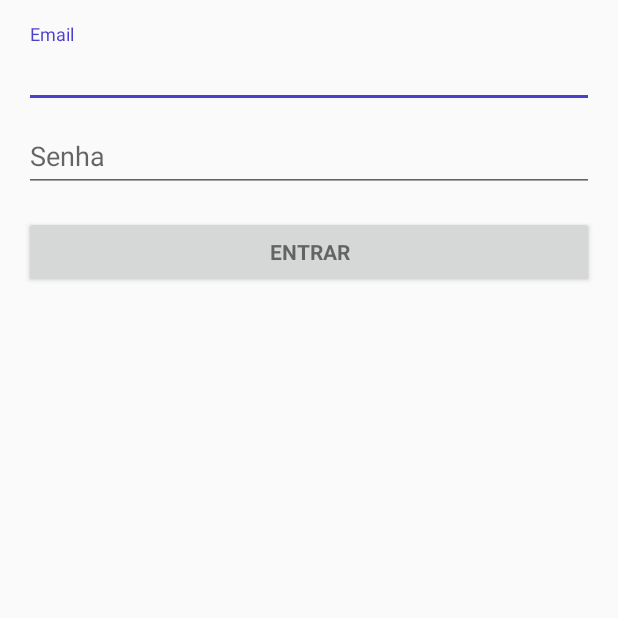
After one commit to juninhofer1/AnjinhoComPatas, an Android app: the LoginActivity screen opened directly, with no data from a screen before it, on a phone screen of 412 x 824 dp, the top half of it. The commit adds this screen. Run offline under Robolectric (Android 15) with nearby library versions, the phone set to English and light mode, and no system bars.

Commit message:
Wilson - Tela simplificada de login

```diff
--- a/app/src/main/java/br/com/edu/ifsc/ajinhocompatas/props/MenuLateralOpcoesProps.java
+++ b/app/src/main/java/br/com/edu/ifsc/ajinhocompatas/props/MenuLateralOpcoesProps.java
@@ -10,4 +10,5 @@ public class MenuLateralOpcoesProps {
     public static final int ECONTRE_UM_AMIGO = 3;
     public static final int AJUDA = 4;
     public static final int SAIR = 5;
+    public static final int ENTRAR = 6;
 }
--- a/app/src/main/java/br/com/edu/ifsc/ajinhocompatas/props/MenuLateralProps.java
+++ b/app/src/main/java/br/com/edu/ifsc/ajinhocompatas/props/MenuLateralProps.java
@@ -11,6 +11,7 @@ public enum MenuLateralProps {
     INICIAL (MenuLateralOpcoesProps.INICIAL, R.string.opc_menu_inicial),
     FAVORITOS (MenuLateralOpcoesProps.FAVORITOS, R.string.opc_menu_favoritos),
     ECONTRE_UM_AMIGO (MenuLateralOpcoesProps.ECONTRE_UM_AMIGO, R.string.opc_menu_encontre_amigo),
+    Entrar (MenuLateralOpcoesProps.ENTRAR, R.string.opc_menu_entrar),
     AJUDA (MenuLateralOpcoesProps.AJUDA, R.string.opc_menu_ajuda),
     SAIR (MenuLateralOpcoesProps.SAIR, R.string.opc_menu_sair);
 
--- /dev/null
+++ b/app/src/main/java/br/com/edu/ifsc/ajinhocompatas/view/LoginActivity.java
@@ -0,0 +1,152 @@
+package br.com.edu.ifsc.ajinhocompatas.view;
+
+import android.annotation.TargetApi;
+import android.content.pm.PackageManager;
+import android.os.Build;
+import android.os.Bundle;
+import android.support.annotation.NonNull;
+import android.support.annotation.Nullable;
+import android.support.design.widget.Snackbar;
+import android.support.v7.app.AppCompatActivity;
+import android.text.TextUtils;
+import android.view.KeyEvent;
+import android.view.View;
+import android.view.View.OnClickListener;
+import android.view.inputmethod.EditorInfo;
+import android.widget.AutoCompleteTextView;
+import android.widget.Button;
+import android.widget.EditText;
+import android.widget.TextView;
+
+import br.com.edu.ifsc.ajinhocompatas.R;
+
+import static android.Manifest.permission.READ_CONTACTS;
+
+public class LoginActivity extends AppCompatActivity {
+
+    /**
+     * Id que identifica READ_CONTACTS permissão de contatos.
+     */
+    private static final int REQUEST_READ_CONTACTS = 0;
+    private AutoCompleteTextView mEmailView;
+    private EditText mSenhaView;
+
+    @Override
+    protected void onCreate(Bundle savedInstanceState) {
+        super.onCreate(savedInstanceState);
+        setContentView(R.layout.activity_login);
+
+        mEmailView = (AutoCompleteTextView) findViewById(R.id.email);
+        pupularAutoComplete();
+
+        mSenhaView = (EditText) findViewById(R.id.password);
+        mSenhaView.setOnEditorActionListener(new TextView.OnEditorActionListener() {
+            @Override
+            public boolean onEditorAction(TextView textView, int id, KeyEvent keyEvent) {
+                if (id == R.id.login || id == EditorInfo.IME_NULL) {
+                    logar();
+                    return true;
+                }
+                return false;
+            }
+        });
+
+        Button mEmailSignInButton = (Button) findViewById(R.id.email_sign_in_button);
+        mEmailSignInButton.setOnClickListener(new OnClickListener() {
+            @Override
+            public void onClick(View view) {
+                logar();
+            }
+        });
+
+    }
+
+    private void pupularAutoComplete() {
+        if (!meusContatosSolicitar()) {
+            return;
+        }
+    }
+
+    private boolean meusContatosSolicitar() {
+        if (Build.VERSION.SDK_INT < Build.VERSION_CODES.M) {
+            return true;
+        }
+        if (checkSelfPermission(READ_CONTACTS) == PackageManager.PERMISSION_GRANTED) {
+            return true;
+        }
+        if (shouldShowRequestPermissionRationale(READ_CONTACTS)) {
+            Snackbar.make(mEmailView, R.string.permission_rationale, Snackbar.LENGTH_INDEFINITE)
+                    .setAction(android.R.string.ok, new View.OnClickListener() {
+                        @Override
+                        @TargetApi(Build.VERSION_CODES.M)
+                        public void onClick(View v) {
+                            requestPermissions(new String[]{READ_CONTACTS}, REQUEST_READ_CONTACTS);
+                        }
+                    });
+        } else {
+            requestPermissions(new String[]{READ_CONTACTS}, REQUEST_READ_CONTACTS);
+        }
+        return false;
+    }
+
+    @Override
+    public void onRequestPermissionsResult(int requestCode, @NonNull String[] permissions,
+                                           @NonNull int[] grantResults) {
+        if (requestCode == REQUEST_READ_CONTACTS) {
+            if (grantResults.length == 1 && grantResults[0] == PackageManager.PERMISSION_GRANTED) {
+                pupularAutoComplete();
+            }
+        }
+    }
+
+    @Override
+    protected void onPostCreate(@Nullable Bundle savedInstanceState) {
+        super.onPostCreate(savedInstanceState);
+    }
+
+    private void logar() {
+        mEmailView.setError(null);
+        mSenhaView.setError(null);
+
+        // Pega os valores dos componentes
+        String lEmail = mEmailView.getText().toString();
+        String lSenha = mSenhaView.getText().toString();
+
+        boolean lErroCampo = false;
+        View focusView = null;
+
+        // Verifica senha
+        if (!TextUtils.isEmpty(lSenha) && !isSenhaValido(lSenha)) {
+            mSenhaView.setError(getString(R.string.error_invalid_password));
+            focusView = mSenhaView;
+            lErroCampo = true;
+        }
+
+        // Verifica se o email é valido
+        if (TextUtils.isEmpty(lEmail)) {
+            mEmailView.setError(getString(R.string.error_field_required));
+            focusView = mEmailView;
+            lErroCampo = true;
+        } else if (!isEmailValid(lEmail)) {
+            mEmailView.setError(getString(R.string.error_invalid_email));
+            focusView = mEmailView;
+            lErroCampo = true;
+        }
+
+        if (lErroCampo) {
+            focusView.requestFocus();
+        } else {
+            //Loga o usuário
+        }
+    }
+
+    private boolean isEmailValid(String email) {
+        //TODO: Replace this with your own logic
+        return email.contains("@");
+    }
+
+    private boolean isSenhaValido(String password) {
+        //TODO: Replace this with your own logic
+        return password.length() > 4;
+    }
+}
--- /dev/null
+++ b/app/src/main/res/layout/activity_login.xml
@@ -0,0 +1,65 @@
+<LinearLayout xmlns:android="http://schemas.android.com/apk/res/android"
+    xmlns:tools="http://schemas.android.com/tools"
+    android:layout_width="match_parent"
+    android:layout_height="match_parent"
+    android:gravity="center_horizontal"
+    android:orientation="vertical"
+    android:paddingBottom="@dimen/activity_vertical_margin"
+    android:paddingLeft="@dimen/activity_horizontal_margin"
+    android:paddingRight="@dimen/activity_horizontal_margin"
+    android:paddingTop="@dimen/activity_vertical_margin"
+    tools:context="br.com.edu.ifsc.ajinhocompatas.view.LoginActivity">
+
+    <!-- Login progress -->
+    <LinearLayout
+        android:id="@+id/email_login_form"
+        android:layout_width="match_parent"
+        android:layout_height="match_parent"
+        android:orientation="vertical">
+
+        <android.support.design.widget.TextInputLayout
+            android:layout_width="match_parent"
+            android:layout_height="wrap_content">
+
+            <AutoCompleteTextView
+                android:id="@+id/email"
+                android:layout_width="match_parent"
+                android:layout_height="wrap_content"
+                android:hint="@string/prompt_email"
+                android:inputType="textEmailAddress"
+                android:maxLines="1"
+                android:singleLine="true" />
+
+        </android.support.design.widget.TextInputLayout>
+
+        <android.support.design.widget.TextInputLayout
+            android:layout_width="match_parent"
+            android:layout_height="wrap_content">
+
+            <EditText
+                android:id="@+id/password"
+                android:layout_width="match_parent"
+                android:layout_height="wrap_content"
+                android:hint="@string/prompt_password"
+                android:imeActionId="@+id/login"
+                android:imeActionLabel="@string/action_sign_in_short"
+                android:imeOptions="actionUnspecified"
+                android:inputType="textPassword"
+                android:maxLines="1"
+                android:singleLine="true"
+                android:textColorHint="@color/colorPrimary" />
+
+        </android.support.design.widget.TextInputLayout>
+
+        <Button
+            android:id="@+id/email_sign_in_button"
+            style="?android:textAppearanceSmall"
+            android:layout_width="match_parent"
+            android:layout_height="wrap_content"
+            android:layout_marginTop="16dp"
+            android:text="@string/action_sign_in"
+            android:textStyle="bold" />
+
+    </LinearLayout>
+
+</LinearLayout>
--- a/app/src/main/res/values/colors.xml
+++ b/app/src/main/res/values/colors.xml
@@ -3,7 +3,7 @@
     <color name="colorPrimary">#03a9f4</color>
     <color name="colorPrimaryDark">#03a8f3</color>
     <color name="colorPrimaryLight">#B3E5FC</color>
-    <color name="colorAccent">#c0321f</color>
+    <color name="colorAccent">#4b3fce</color>
     <color name="primary_text">#212121</color>
     <color name="secondary_text">#757575</color>
     <color name="icons">#FFFFFF</color>
--- a/app/src/main/res/values/strings.xml
+++ b/app/src/main/res/values/strings.xml
@@ -10,7 +10,19 @@
     <string name="opc_menu_encontre_amigo">Encontre um amigo</string>
     <string name="opc_menu_ajuda">Ajuda</string>
     <string name="opc_menu_sair">Sair</string>
+    <string name="opc_menu_entrar">Entrar</string>
 
     <!-- TODO: Remove or change this placeholder text -->
     <string name="hello_blank_fragment">Hello blank fragment</string>
+
+
+    <string name="prompt_email">Email</string>
+    <string name="prompt_password">Senha</string>
+    <string name="action_sign_in">Entrar</string>
+    <string name="action_sign_in_short">Entrar</string>
+    <string name="error_invalid_email">Enderesso de email incorreto</string>
+    <string name="error_invalid_password">This password is too short</string>
+    <string name="error_incorrect_password">Senha incorreta</string>
+    <string name="error_field_required">Informe esse campo</string>
+    <string name="permission_rationale">As permissão de contatos são necessárias para fornecer e-mails</string>
 </resources>
```
Also changed, not shown: app/src/main/AndroidManifest.xml (+8 -0 lines), app/src/main/java/br/com/edu/ifsc/ajinhocompatas/MainActivity.java (+10 -0 lines), app/src/main/res/drawable-hdpi/ic_login.png (added), app/src/main/res/drawable-mdpi/ic_login.png (added), app/src/main/res/drawable-xhdpi/ic_login.png (added), app/src/main/res/drawable-xxhdpi/ic_login.png (added), app/src/main/res/drawable-xxxhdpi/ic_login.png (added).
